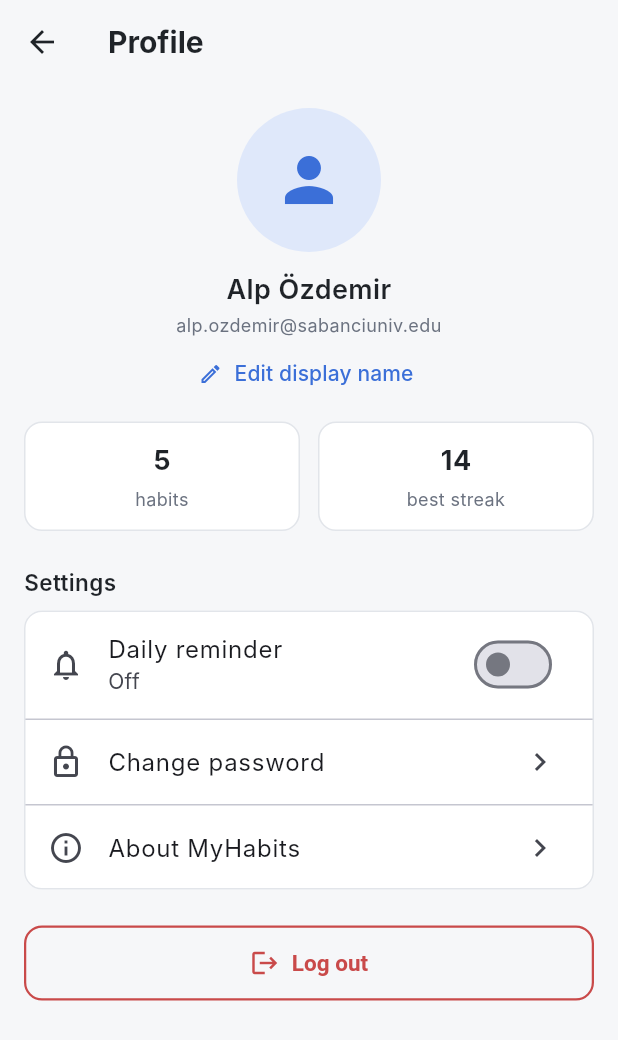
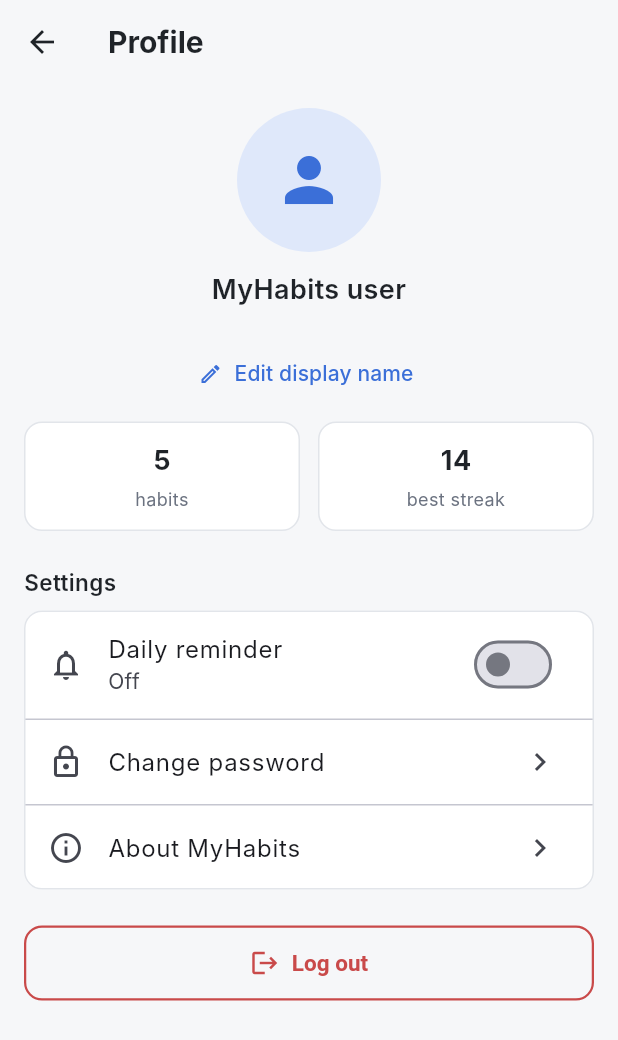
Before and after one commit to necdetalpozdemir/CS310PROJECT, a Flutter app: the ProfileScreen screen opened directly, on a phone screen of 412 x 824 dp. Shown: the top 1040 px of the screen. Run offline on Flutter 3.47's test engine with Material 3 defaults, Android fonts, the phone set to English and light mode, and no system bars; network calls fail.

Commit message:
Show the logged-in user's name on Profile instead of a hard-coded name

```diff
--- a/lib/data/user_session.dart
+++ b/lib/data/user_session.dart
@@ -4,11 +4,36 @@
 class UserSession {
   UserSession._();
 
-  static String displayName = 'Alp Özdemir';
-  static String email = 'alp.ozdemir@sabanciuniv.edu';
+  static String _displayName = '';
+  static String email = '';
+
+  /// The name typed on Sign Up or with "Edit display name".
+  /// Log In has no name field, so after Log In the name is made from the
+  /// email instead, e.g. "yusuf.arif@sabanciuniv.edu" -> "Yusuf Arif".
+  static String get displayName =>
+      _displayName.isNotEmpty ? _displayName : nameFromEmail(email);
+
+  static set displayName(String value) => _displayName = value.trim();
+
+  /// Called by the Log In screen with the email the user typed.
+  static void logIn(String newEmail) {
+    email = newEmail.trim();
+    _displayName = '';
+  }
+
+  /// "alp.ozdemir@sabanciuniv.edu" -> "Alp Ozdemir".
+  static String nameFromEmail(String email) {
+    final localPart = email.split('@').first;
+    final words = localPart
+        .split(RegExp(r'[._\-]+'))
+        .where((word) => word.isNotEmpty)
+        .map((word) => word[0].toUpperCase() + word.substring(1));
+    final name = words.join(' ');
+    return name.isEmpty ? 'MyHabits user' : name;
+  }
 
   /// Network image used as the profile picture. The ui-avatars service
-  /// draws the initials of the name, e.g. "Alp Özdemir" -> "AÖ", so the
+  /// draws the initials of the name, e.g. "Yusuf Arif" -> "YA", so the
   /// picture changes automatically when the display name changes.
   static String get avatarUrl =>
       'https://ui-avatars.com/api/?name=${Uri.encodeComponent(displayName)}'
--- a/lib/screens/auth/login_screen.dart
+++ b/lib/screens/auth/login_screen.dart
@@ -1,5 +1,6 @@
 import 'package:flutter/material.dart';
 
+import '../../data/user_session.dart';
 import '../../routes.dart';
 import '../../utils/app_colors.dart';
 import '../../utils/app_spacing.dart';
@@ -40,6 +41,9 @@ class _LoginScreenState extends State<LoginScreen> {
     // message, the message is shown under that field and we stop here.
     final isValid = _formKey.currentState!.validate();
     if (!isValid) return;
+
+    // Remember who logged in; Profile shows a name made from this email.
+    UserSession.logIn(_emailController.text);
 
     // Open the main app and remove Welcome / Log In from the stack,
     // so the back button can't return to the login form.
```
